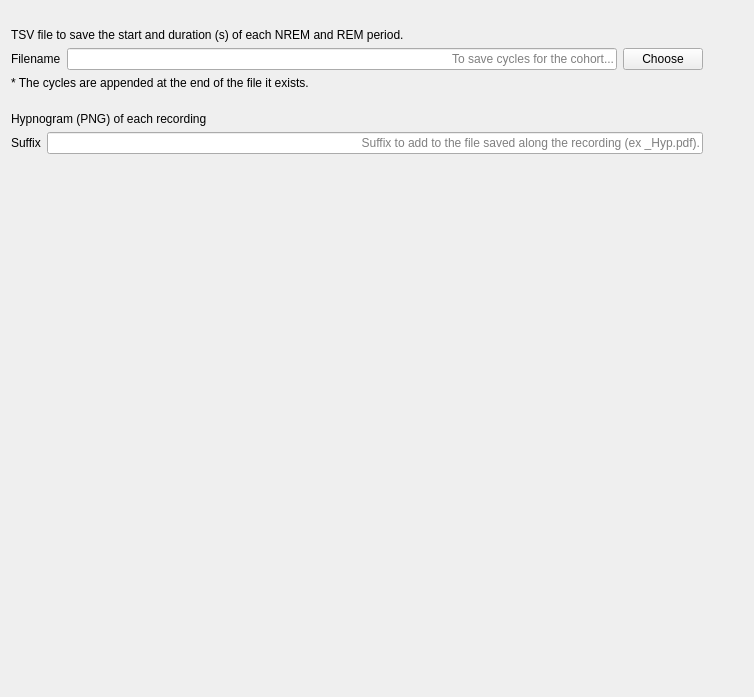
Above: tools/CEAMSTools/SleepCycleExport/OutputFileStep/Ui_OutputFileStep.ui from SnoozToolbox/snooz-package-ceams before the change. Below: the same form after it.
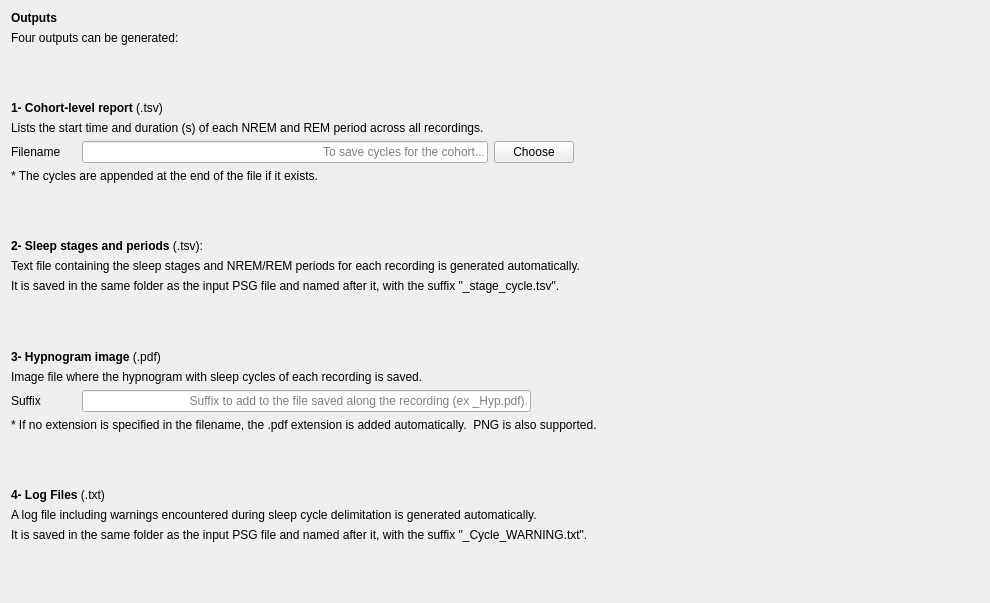
That is the form after the change.

Commit message: Add log files to store warnings during sleep cycle delimitation and update hypnogram pictures.

```diff
--- a/tools/CEAMSTools/SleepCycleExport/OutputFileStep/Ui_OutputFileStep.ui
+++ b/tools/CEAMSTools/SleepCycleExport/OutputFileStep/Ui_OutputFileStep.ui
@@ -6,8 +6,8 @@
    <rect>
     <x>0</x>
     <y>0</y>
-    <width>754</width>
-    <height>697</height>
+    <width>990</width>
+    <height>603</height>
    </rect>
   </property>
   <property name="windowTitle">
@@ -17,6 +17,20 @@
    <string>font: 12pt &quot;Roboto&quot;;</string>
   </property>
   <layout class="QVBoxLayout" name="verticalLayout">
+   <item>
+    <widget class="QLabel" name="label_16">
+     <property name="text">
+      <string>&lt;html&gt;&lt;head/&gt;&lt;body&gt;&lt;p&gt;&lt;span style=&quot; font-weight:700;&quot;&gt;Outputs&lt;/span&gt;&lt;/p&gt;&lt;/body&gt;&lt;/html&gt;</string>
+     </property>
+    </widget>
+   </item>
+   <item>
+    <widget class="QLabel" name="label_15">
+     <property name="text">
+      <string>Four outputs can be generated:</string>
+     </property>
+    </widget>
+   </item>
    <item>
     <spacer name="verticalSpacer_3">
      <property name="orientation">
@@ -30,10 +44,17 @@
      </property>
     </spacer>
    </item>
+   <item>
+    <widget class="QLabel" name="label_6">
+     <property name="text">
+      <string>&lt;html&gt;&lt;head/&gt;&lt;body&gt;&lt;p&gt;&lt;span style=&quot; font-weight:700;&quot;&gt;1- Cohort-level report &lt;/span&gt;(.tsv)&lt;/p&gt;&lt;/body&gt;&lt;/html&gt;</string>
+     </property>
+    </widget>
+   </item>
    <item>
     <widget class="QLabel" name="label_2">
      <property name="text">
-      <string>TSV file to save the start and duration (s) of each NREM and REM period.</string>
+      <string>Lists the start time and duration (s) of each NREM and REM period across all recordings.</string>
      </property>
     </widget>
    </item>
@@ -41,6 +62,12 @@
     <layout class="QHBoxLayout" name="horizontalLayout">
      <item>
       <widget class="QLabel" name="label">
+       <property name="minimumSize">
+        <size>
+         <width>65</width>
+         <height>0</height>
+        </size>
+       </property>
        <property name="text">
         <string>Filename</string>
        </property>
@@ -72,7 +99,7 @@
         <enum>Qt::Horizontal</enum>
        </property>
        <property name="sizeType">
-        <enum>QSizePolicy::Fixed</enum>
+        <enum>QSizePolicy::Policy::Expanding</enum>
        </property>
        <property name="sizeHint" stdset="0">
         <size>
@@ -87,27 +114,74 @@
    <item>
     <widget class="QLabel" name="label_5">
      <property name="text">
-      <string>* The cycles are appended at the end of the file it exists. </string>
+      <string>* The cycles are appended at the end of the file if it exists. </string>
+     </property>
+    </widget>
+   </item>
+   <item>
+    <spacer name="verticalSpacer_4">
+     <property name="orientation">
+      <enum>Qt::Orientation::Vertical</enum>
+     </property>
+     <property name="sizeType">
+      <enum>QSizePolicy::Policy::Expanding</enum>
+     </property>
+     <property name="sizeHint" stdset="0">
+      <size>
+       <width>20</width>
+       <height>20</height>
+      </size>
+     </property>
+    </spacer>
+   </item>
+   <item>
+    <widget class="QLabel" name="label_11">
+     <property name="text">
+      <string>&lt;html&gt;&lt;head/&gt;&lt;body&gt;&lt;p&gt;&lt;span style=&quot; font-weight:700;&quot;&gt;2- Sleep stages and periods&lt;/span&gt; (.tsv):&lt;/p&gt;&lt;/body&gt;&lt;/html&gt;</string>
+     </property>
+    </widget>
+   </item>
+   <item>
+    <widget class="QLabel" name="label_13">
+     <property name="text">
+      <string>Text file containing the sleep stages and NREM/REM periods for each recording is generated automatically. </string>
+     </property>
+    </widget>
+   </item>
+   <item>
+    <widget class="QLabel" name="label_14">
+     <property name="text">
+      <string>It is saved in the same folder as the input PSG file and named after it, with the suffix &quot;_stage_cycle.tsv&quot;.</string>
      </property>
     </widget>
    </item>
    <item>
     <spacer name="verticalSpacer_2">
      <property name="orientation">
-      <enum>Qt::Vertical</enum>
+      <enum>Qt::Orientation::Vertical</enum>
+     </property>
+     <property name="sizeType">
+      <enum>QSizePolicy::Policy::Expanding</enum>
      </property>
      <property name="sizeHint" stdset="0">
       <size>
        <width>20</width>
-       <height>40</height>
+       <height>20</height>
       </size>
      </property>
     </spacer>
    </item>
+   <item>
+    <widget class="QLabel" name="label_7">
+     <property name="text">
+      <string>&lt;html&gt;&lt;head/&gt;&lt;body&gt;&lt;p&gt;&lt;span style=&quot; font-weight:700;&quot;&gt;3- Hypnogram image &lt;/span&gt;(.pdf)&lt;/p&gt;&lt;/body&gt;&lt;/html&gt;</string>
+     </property>
+    </widget>
+   </item>
    <item>
     <widget class="QLabel" name="label_3">
      <property name="text">
-      <string>Hypnogram (PNG) of each recording</string>
+      <string>Image file where the hypnogram with sleep cycles of each recording is saved.</string>
      </property>
     </widget>
    </item>
@@ -115,6 +189,12 @@
     <layout class="QHBoxLayout" name="horizontalLayout_2">
      <item>
       <widget class="QLabel" name="label_4">
+       <property name="minimumSize">
+        <size>
+         <width>65</width>
+         <height>0</height>
+        </size>
+       </property>
        <property name="text">
         <string>Suffix</string>
        </property>
@@ -136,7 +216,7 @@
         <enum>Qt::Horizontal</enum>
        </property>
        <property name="sizeType">
-        <enum>QSizePolicy::Fixed</enum>
+        <enum>QSizePolicy::Policy::Expanding</enum>
        </property>
        <property name="sizeHint" stdset="0">
         <size>
@@ -148,15 +228,62 @@
      </item>
     </layout>
    </item>
+   <item>
+    <widget class="QLabel" name="label_9">
+     <property name="text">
+      <string>* If no extension is specified in the filename, the .pdf extension is added automatically.  PNG is also supported.</string>
+     </property>
+    </widget>
+   </item>
+   <item>
+    <spacer name="verticalSpacer_5">
+     <property name="orientation">
+      <enum>Qt::Orientation::Vertical</enum>
+     </property>
+     <property name="sizeType">
+      <enum>QSizePolicy::Policy::Expanding</enum>
+     </property>
+     <property name="sizeHint" stdset="0">
+      <size>
+       <width>20</width>
+       <height>20</height>
+      </size>
+     </property>
+    </spacer>
+   </item>
+   <item>
+    <widget class="QLabel" name="label_8">
+     <property name="text">
+      <string>&lt;html&gt;&lt;head/&gt;&lt;body&gt;&lt;p&gt;&lt;span style=&quot; font-weight:700;&quot;&gt;4- Log Files &lt;/span&gt;(.txt)&lt;/p&gt;&lt;/body&gt;&lt;/html&gt;</string>
+     </property>
+    </widget>
+   </item>
+   <item>
+    <widget class="QLabel" name="label_10">
+     <property name="text">
+      <string>A log file including warnings encountered during sleep cycle delimitation is generated automatically. </string>
+     </property>
+    </widget>
+   </item>
+   <item>
+    <widget class="QLabel" name="label_12">
+     <property name="text">
+      <string>It is saved in the same folder as the input PSG file and named after it, with the suffix &quot;_Cycle_WARNING.txt&quot;.</string>
+     </property>
+    </widget>
+   </item>
    <item>
     <spacer name="verticalSpacer">
      <property name="orientation">
-      <enum>Qt::Vertical</enum>
+      <enum>Qt::Orientation::Vertical</enum>
+     </property>
+     <property name="sizeType">
+      <enum>QSizePolicy::Policy::MinimumExpanding</enum>
      </property>
      <property name="sizeHint" stdset="0">
       <size>
        <width>20</width>
-       <height>555</height>
+       <height>20</height>
       </size>
      </property>
     </spacer>
```
Left out of the diff: 11 changed lines with no effect on the pictures. The commit also changes 13 other files.
